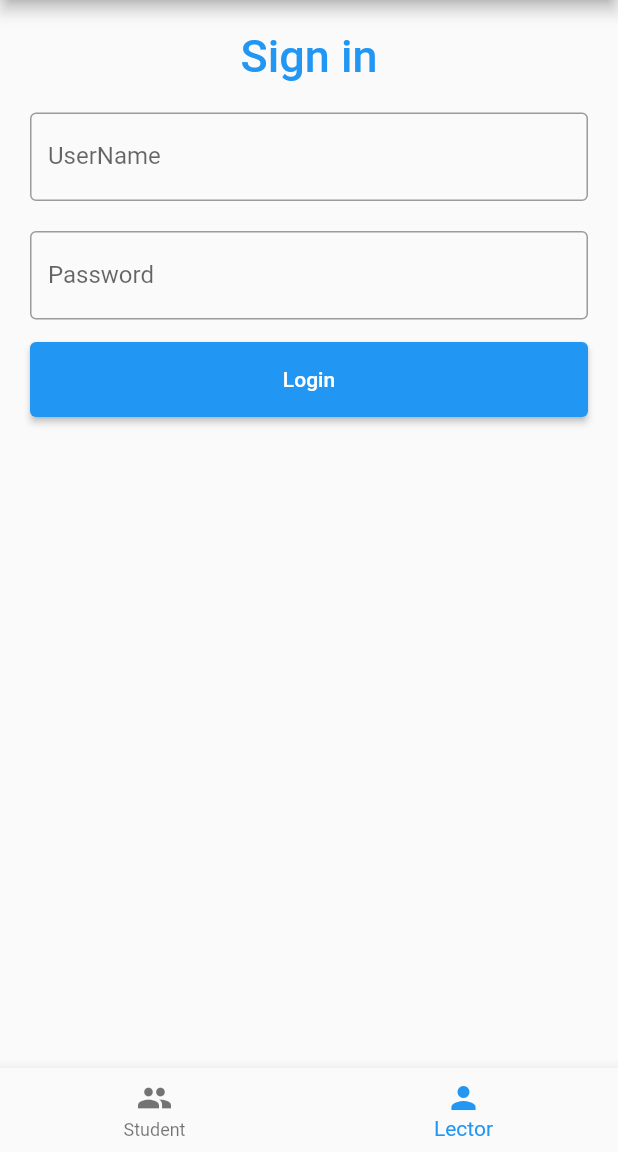
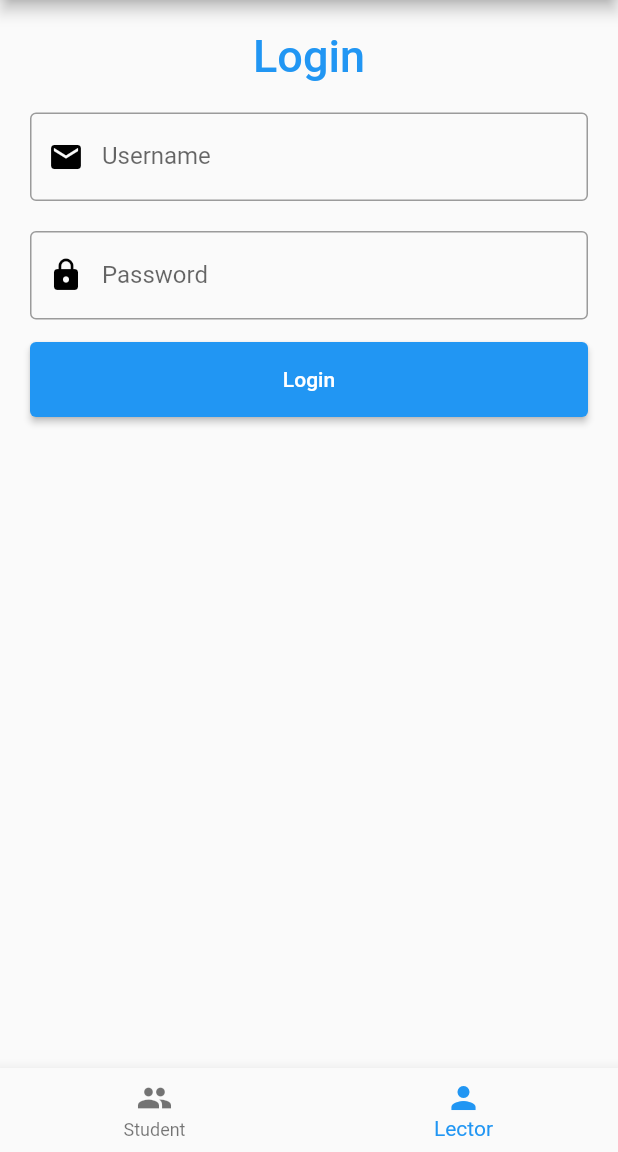
Before and after one commit to SaadiMohamed/IntroMobileGroep-9, a Flutter app: the screen it shows after launch, item 2 of the bottom bar chosen, after a tap on "Login", on a phone screen of 412 x 824 dp, the part 84-1236 px from its top. Run offline on Flutter 3.47's test engine with Material 2 defaults, Android fonts, the phone set to English and light mode, and no system bars; our stand-ins replace firebase_auth, firebase_core; accounts and stored records are empty; network calls fail.

Commit message:
add icons to input fields

```diff
--- a/lib/mainscreenLector.dart
+++ b/lib/mainscreenLector.dart
@@ -1,3 +1,4 @@
+import 'package:firebase_auth/firebase_auth.dart';
 import 'package:firebase_core/firebase_core.dart';
 import 'package:flutter/material.dart';
 
@@ -8,17 +9,27 @@ class MainscreenLector extends StatefulWidget {
   State<MainscreenLector> createState() => _MainscreenLectorState();
 }
 
-
-class Login extends StatefulWidget{
+class Login extends StatefulWidget {
   const Login({Key? key}) : super(key: key);
 
   @override
   State<Login> createState() => _Login();
-
 }
 
-class _Login extends State<Login>{
-
+class _Login extends State<Login> {
+  static Future<User?> login({required String email, required String password, required BuildContext context}) async{
+    FirebaseAuth auth = FirebaseAuth.instance;
+    User? user;
+    try{
+      UserCredential userCredential = await auth.signInWithEmailAndPassword(email: email, password: password);
+      user = userCredential.user;
+    } on FirebaseAuthException catch(e){
+      if(e.code == "user-not-found"){
+        print("Wrong credentials");
+      }
+    }
+    return user;
+  }
   final TextEditingController _usernamecontroller = TextEditingController();
   final TextEditingController _passwordcontroller = TextEditingController();
 
@@ -32,7 +43,7 @@ final TextEditingController _passwordcontroller = TextEditingController();
                 alignment: Alignment.center,
                 padding: const EdgeInsets.all(10),
                 child: const Text(
-                  'Sign in',
+                  'Login',
                   style: TextStyle(
                       color: Colors.blue,
                       fontWeight: FontWeight.w500,
@@ -43,11 +54,12 @@ final TextEditingController _passwordcontroller = TextEditingController();
               child: TextField(
                 controller: _usernamecontroller,
                 decoration: const InputDecoration(
+                  prefixIcon: Icon(Icons.mail , color: Colors.black),
                   focusedBorder: OutlineInputBorder(
                     borderSide: BorderSide(color: Colors.blue),
                   ),
                   border: OutlineInputBorder(),
-                  labelText: 'UserName',
+                  labelText: 'Username',
                 ),
               ),
             ),
@@ -57,6 +69,7 @@ final TextEditingController _passwordcontroller = TextEditingController();
                 controller: _passwordcontroller,
                 obscureText: true,
                 decoration: const InputDecoration(
+                  prefixIcon: Icon(Icons.lock , color: Colors.black),
                   border: OutlineInputBorder(),
                   labelText: 'Password',
                 ),
@@ -67,17 +80,19 @@ final TextEditingController _passwordcontroller = TextEditingController();
                 padding: const EdgeInsets.fromLTRB(10, 0, 10, 0),
                 child: ElevatedButton(
                   child: const Text('Login'),
-                  onPressed: () {
+                  onPressed: () async {
+                    User? user = await login(email: _usernamecontroller.text, password: _passwordcontroller.text, context: context);
+                    if(user != null) {
+                        // navigate to a different widget
+                      }
                     },
-                )
-            ),
+                )),
           ],
         ));
-}}
+  }
+}
 
-
-class _MainscreenLectorState extends State<MainscreenLector>{
-
+class _MainscreenLectorState extends State<MainscreenLector> {
   Future<FirebaseApp> _initializeFireBaseApp() async {
     FirebaseApp firebaseApp = await Firebase.initializeApp();
     return firebaseApp;
@@ -92,11 +107,10 @@ final TextEditingController _passwordcontroller = TextEditingController();
         body: FutureBuilder(
             future: _initializeFireBaseApp(),
             builder: (context, snapshot) {
-      if(snapshot.connectionState == ConnectionState.done){
+              if (snapshot.connectionState == ConnectionState.done) {
                 return Login();
               }
               return const Center(child: CircularProgressIndicator());
-    })
-    );
+            }));
   }
 }
```
Lines whose indentation alone changed are shown as unchanged.
